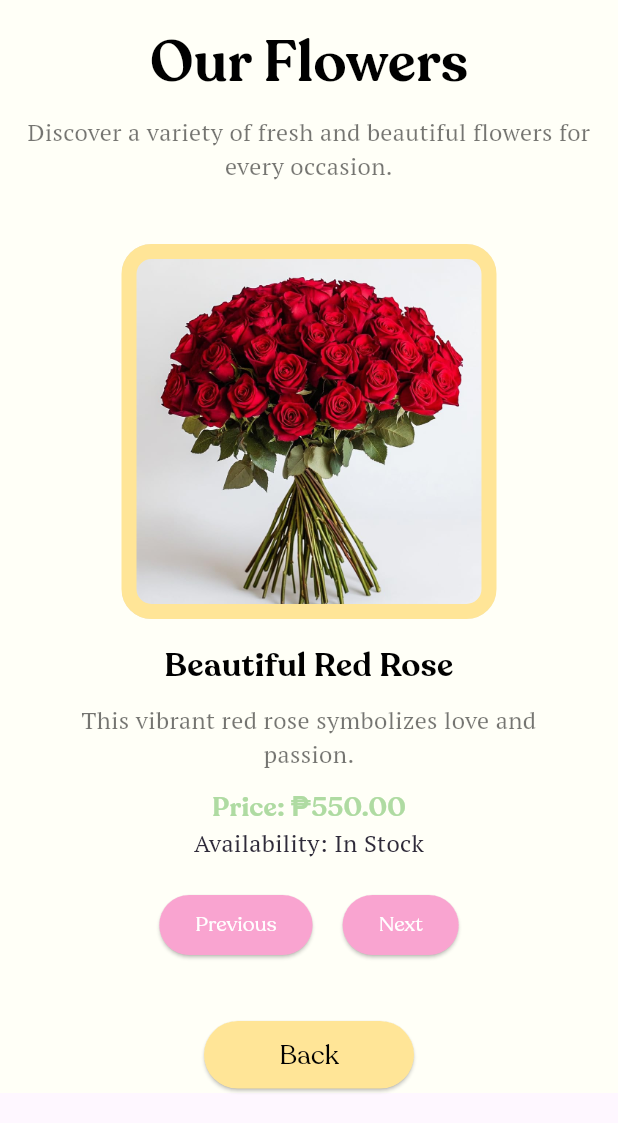
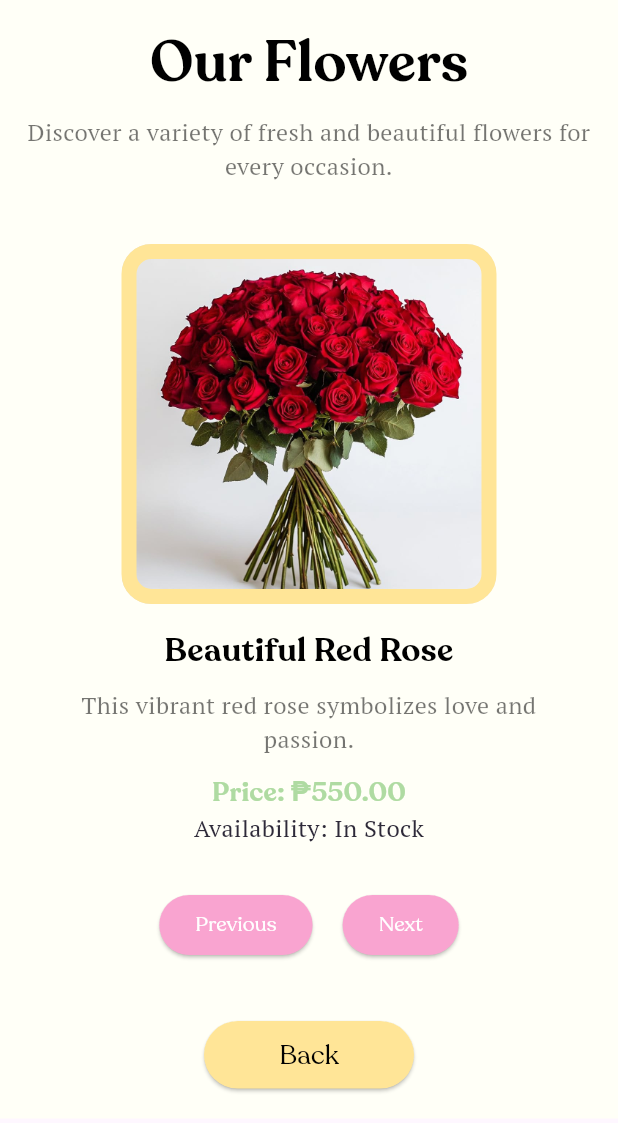
Before and after one commit to llasus-ronnie/Bloom-and-Bliss, a Flutter app: the screen it shows after launch, in the side drawer, after a tap on "Our Flowers", on a phone screen of 412 x 824 dp, the part 113-1236 px from its top. Run offline on Flutter 3.47's test engine with Material 3 defaults, Android fonts, the phone set to English and light mode, and no system bars.

Commit message:
fixed overflow on cart and details page (again!)

```diff
--- a/lib/pages/details_page.dart
+++ b/lib/pages/details_page.dart
@@ -36,7 +36,6 @@ class DetailsPage extends StatelessWidget {
         drawer: Sidenav(),
         body: SingleChildScrollView(
           child: Container(
-            height: MediaQuery.of(context).size.height - 100,
             alignment: Alignment.center,
             color: AppColors.beige,
             child: Column(
@@ -160,13 +159,13 @@ class _BodySectionState extends State<BodySection> {
               return Padding(
                 padding: EdgeInsets.only(top: 40),
                 child: SizedBox(
-                  height: 450,
+                  height: 250,
                   child: Column(
                     mainAxisSize: MainAxisSize.min,
                     children: [
                       Container(
                         width: 250,
-                        height: 250,
+                        height: 240,
                         decoration: BoxDecoration(
                           border: Border.all(color: AppColors.yellow, width: 10),
                           borderRadius: BorderRadius.circular(20),
```
Also changed, not shown: lib/pages/cart_page.dart (+12 -10 lines).
